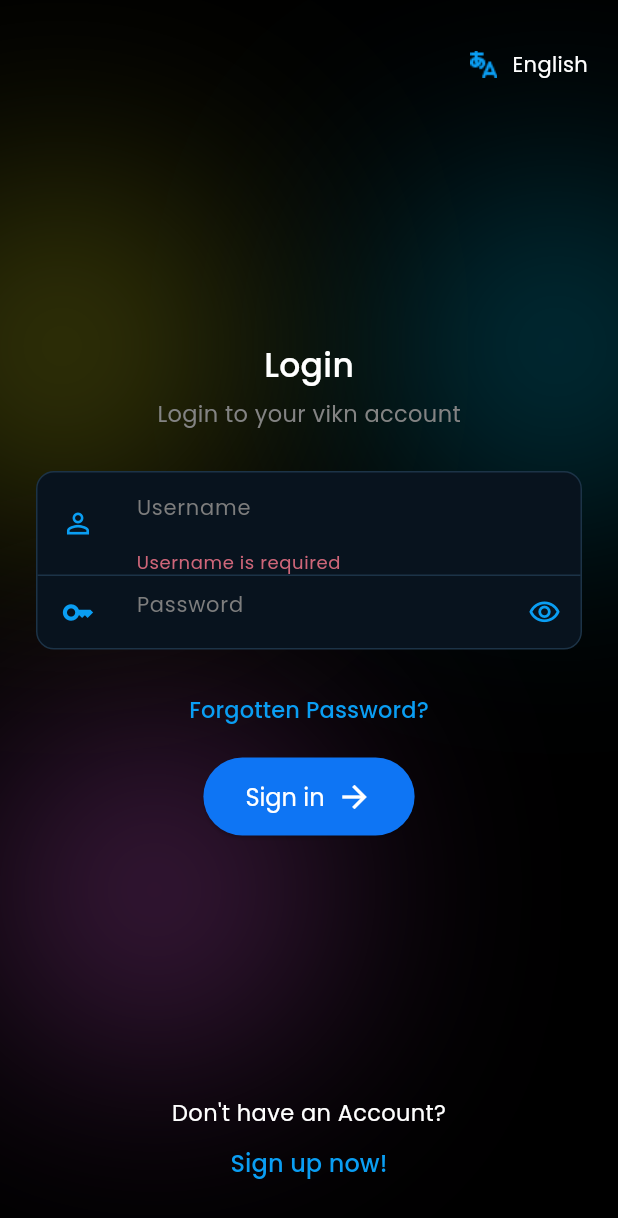
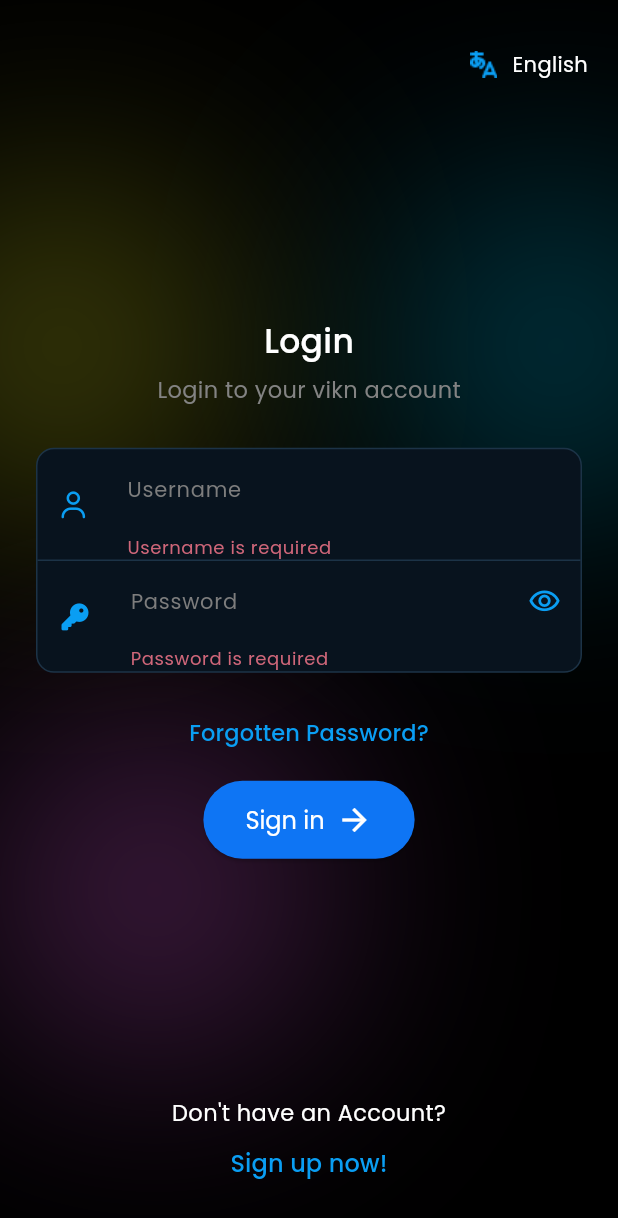
Before and after one commit to Vasilnk/Cab-Zing, a Flutter app: the screen it shows after launch, after a tap on "Sign in", on a phone screen of 412 x 824 dp. Shown: the top 1218 px of the screen. Run offline on Flutter 3.47's test engine with Material 3 defaults, Android fonts, the phone set to English and light mode, and no system bars; our stand-ins replace dio, flutter_secure_storage, font_awesome_flutter, google_fonts.

Commit message:
update: Login UI icons and background glow theme

```diff
--- a/lib/core/widgets/app_text_field.dart
+++ b/lib/core/widgets/app_text_field.dart
@@ -9,15 +9,15 @@ class AppTextField extends StatelessWidget {
     this.obscureText = false,
     this.controller,
     this.suffix,
-    this.errorText,
+    this.validator,
   });
 
   final String hint;
-  final IconData icon;
+  final Widget icon;
   final bool obscureText;
   final TextEditingController? controller;
   final Widget? suffix;
-  final String? errorText;
+  final String? Function(String?)? validator;
 
   @override
   Widget build(BuildContext context) {
@@ -26,21 +26,22 @@ class AppTextField extends StatelessWidget {
       children: [
         Padding(
           padding: const EdgeInsets.only(left: 16, right: 12),
-          child: Icon(icon, color: AppColors.highlightAction, size: 22),
+          child: icon,
         ),
         Expanded(
-          child: TextField(
+          child: TextFormField(
             controller: controller,
             obscureText: obscureText,
+            validator: validator,
+            autovalidateMode: AutovalidateMode.onUserInteraction,
             style: const TextStyle(color: AppColors.textMain, fontSize: 15),
             decoration: InputDecoration(
-              hintText: hint,
-              hintStyle: const TextStyle(
+              labelText: hint,
+              labelStyle: const TextStyle(
                 color: AppColors.textHint,
                 fontSize: 14,
               ),
               border: InputBorder.none,
-              errorText: errorText,
               suffixIcon: suffix,
             ),
           ),
--- a/lib/features/auth/presentation/screens/login_screen.dart
+++ b/lib/features/auth/presentation/screens/login_screen.dart
@@ -17,10 +17,9 @@ class LoginScreen extends StatefulWidget {
 class _LoginScreenState extends State<LoginScreen> {
   final usernameController = TextEditingController();
   final passwordController = TextEditingController();
+  final formKey = GlobalKey<FormState>();
 
   bool obscurePassword = true;
-  String? usernameError;
-  String? passwordError;
 
   @override
   void dispose() {
@@ -30,22 +29,13 @@ class _LoginScreenState extends State<LoginScreen> {
   }
 
   Future<void> handleLogin() async {
-    setState(() {
-      usernameError = null;
-      passwordError = null;
-    });
+    // Validate form fields
+    if (!formKey.currentState!.validate()) {
+      return;
+    }
 
     final username = usernameController.text.trim();
     final password = passwordController.text.trim();
-
-    if (username.isEmpty) {
-      setState(() => usernameError = 'Username is required');
-      return;
-    }
-    if (password.isEmpty) {
-      setState(() => passwordError = 'Password is required');
-      return;
-    }
 
     final authProvider = Provider.of<AuthProvider>(context, listen: false);
     final success = await authProvider.login(username, password);
@@ -89,8 +79,7 @@ class _LoginScreenState extends State<LoginScreen> {
                           passwordController: passwordController,
                           obscurePassword: obscurePassword,
                           isLoading: auth.isLoading,
-                          usernameError: usernameError,
-                          passwordError: passwordError,
+                          formKey: formKey,
                           onLogin: handleLogin,
                           onTogglePassword: () => setState(
                             () => obscurePassword = !obscurePassword,
--- a/lib/features/auth/presentation/widgets/login_form.dart
+++ b/lib/features/auth/presentation/widgets/login_form.dart
@@ -2,6 +2,7 @@ import 'package:flutter/material.dart';
 import 'package:cab_zing/core/theme/app_colors.dart';
 import 'package:cab_zing/core/widgets/app_text_field.dart';
 import 'package:cab_zing/features/auth/presentation/widgets/input_field_card.dart';
+import 'package:font_awesome_flutter/font_awesome_flutter.dart';
 
 class LoginForm extends StatelessWidget {
   const LoginForm({
@@ -12,8 +13,7 @@ class LoginForm extends StatelessWidget {
     required this.onTogglePassword,
     required this.isLoading,
     required this.onLogin,
-    this.usernameError,
-    this.passwordError,
+    required this.formKey,
   });
 
   final TextEditingController usernameController;
@@ -22,13 +22,14 @@ class LoginForm extends StatelessWidget {
   final bool isLoading;
   final VoidCallback onTogglePassword;
   final VoidCallback onLogin;
-  final String? usernameError;
-  final String? passwordError;
+  final GlobalKey<FormState> formKey;
 
   @override
   Widget build(BuildContext context) {
     return Padding(
       padding: const EdgeInsets.symmetric(horizontal: 24),
+      child: Form(
+        key: formKey,
         child: Column(
           children: [
             const Text(
@@ -49,17 +50,35 @@ class LoginForm extends StatelessWidget {
               children: [
                 AppTextField(
                   hint: 'Username',
-                icon: Icons.person_outline,
+                  icon: FaIcon(
+                    FontAwesomeIcons.user,
+                    color: AppColors.highlightAction,
+                    size: 18,
+                  ),
                   controller: usernameController,
-                errorText: usernameError,
+                  validator: (value) {
+                    if (value == null || value.trim().isEmpty) {
+                      return 'Username is required';
+                    }
+                    return null;
+                  },
                 ),
                 const Divider(color: AppColors.border, height: 1),
                 AppTextField(
                   hint: 'Password',
-                icon: Icons.key_outlined,
+                  icon: FaIcon(
+                    FontAwesomeIcons.key,
+                    color: AppColors.highlightAction,
+                    size: 18,
+                  ),
                   obscureText: obscurePassword,
                   controller: passwordController,
-                errorText: passwordError,
+                  validator: (value) {
+                    if (value == null || value.trim().isEmpty) {
+                      return 'Password is required';
+                    }
+                    return null;
+                  },
                   suffix: IconButton(
                     icon: Icon(
                       obscurePassword
@@ -107,12 +126,17 @@ class LoginForm extends StatelessWidget {
                           style: TextStyle(color: Colors.white, fontSize: 16),
                         ),
                         SizedBox(width: 8),
-                      Icon(Icons.arrow_forward, size: 24, color: Colors.white),
+                        Icon(
+                          Icons.arrow_forward,
+                          size: 24,
+                          color: Colors.white,
+                        ),
                       ],
                     ),
             ),
           ],
         ),
+      ),
     );
   }
 }
--- a/pubspec.yaml
+++ b/pubspec.yaml
@@ -18,6 +18,7 @@ dependencies:
   flutter_secure_storage: ^10.0.0
   provider: ^6.1.5+1
   dio: ^5.9.2
+  font_awesome_flutter: ^11.0.0
 
 dev_dependencies:
   flutter_test:
```
Also changed, not shown: pubspec.lock. Lines whose indentation alone changed are shown as unchanged.
